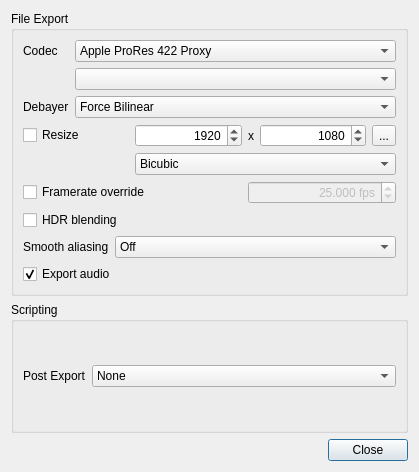
ilia3101/MLV-App, file platform/qt/ExportSettingsDialog.ui: the form before one commit.
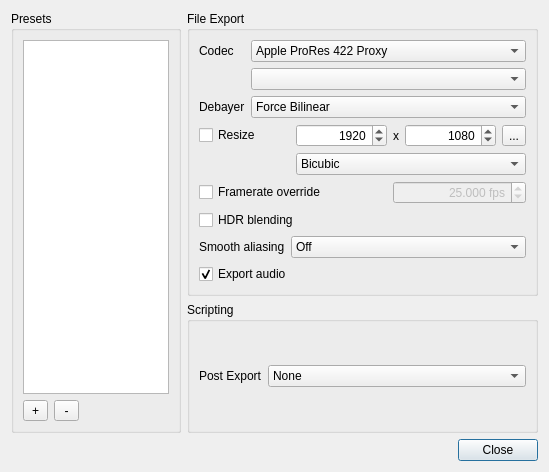
The form after the commit. Icons and pictures are not drawn.

Commit message: Added export preset list

Diff of the .ui file:
```diff
--- a/platform/qt/ExportSettingsDialog.ui
+++ b/platform/qt/ExportSettingsDialog.ui
@@ -6,7 +6,7 @@
    <rect>
     <x>0</x>
     <y>0</y>
-    <width>419</width>
+    <width>549</width>
     <height>472</height>
    </rect>
   </property>
@@ -19,8 +19,121 @@
   <property name="windowTitle">
    <string>Export Settings</string>
   </property>
-  <layout class="QVBoxLayout" name="verticalLayout">
-   <item>
+  <layout class="QGridLayout" name="gridLayout_7">
+   <item row="0" column="0" rowspan="2">
+    <widget class="QGroupBox" name="groupBox_2">
+     <property name="sizePolicy">
+      <sizepolicy hsizetype="Fixed" vsizetype="Preferred">
+       <horstretch>0</horstretch>
+       <verstretch>0</verstretch>
+      </sizepolicy>
+     </property>
+     <property name="maximumSize">
+      <size>
+       <width>170</width>
+       <height>16777215</height>
+      </size>
+     </property>
+     <property name="title">
+      <string>Presets</string>
+     </property>
+     <layout class="QGridLayout" name="gridLayout_6">
+      <item row="0" column="0">
+       <layout class="QGridLayout" name="gridLayout_5">
+        <item row="0" column="0" colspan="3">
+         <widget class="QListWidget" name="listWidget">
+          <property name="sizePolicy">
+           <sizepolicy hsizetype="Expanding" vsizetype="Expanding">
+            <horstretch>0</horstretch>
+            <verstretch>0</verstretch>
+           </sizepolicy>
+          </property>
+          <property name="maximumSize">
+           <size>
+            <width>16777215</width>
+            <height>16777215</height>
+           </size>
+          </property>
+          <property name="showDropIndicator" stdset="0">
+           <bool>false</bool>
+          </property>
+          <property name="defaultDropAction">
+           <enum>Qt::IgnoreAction</enum>
+          </property>
+          <property name="alternatingRowColors">
+           <bool>true</bool>
+          </property>
+          <property name="selectionBehavior">
+           <enum>QAbstractItemView::SelectRows</enum>
+          </property>
+          <property name="spacing">
+           <number>0</number>
+          </property>
+         </widget>
+        </item>
+        <item row="1" column="0">
+         <widget class="QToolButton" name="toolButtonAddPreset">
+          <property name="minimumSize">
+           <size>
+            <width>25</width>
+            <height>0</height>
+           </size>
+          </property>
+          <property name="maximumSize">
+           <size>
+            <width>25</width>
+            <height>16777215</height>
+           </size>
+          </property>
+          <property name="toolTip">
+           <string>Add and save current settings as preset</string>
+          </property>
+          <property name="text">
+           <string>+</string>
+          </property>
+         </widget>
+        </item>
+        <item row="1" column="1">
+         <widget class="QToolButton" name="toolButtonDeletePreset">
+          <property name="minimumSize">
+           <size>
+            <width>25</width>
+            <height>0</height>
+           </size>
+          </property>
+          <property name="maximumSize">
+           <size>
+            <width>25</width>
+            <height>16777215</height>
+           </size>
+          </property>
+          <property name="toolTip">
+           <string>Delete selected preset from list</string>
+          </property>
+          <property name="text">
+           <string>-</string>
+          </property>
+         </widget>
+        </item>
+        <item row="1" column="2">
+         <spacer name="horizontalSpacer_3">
+          <property name="orientation">
+           <enum>Qt::Horizontal</enum>
+          </property>
+          <property name="sizeHint" stdset="0">
+           <size>
+            <width>40</width>
+            <height>20</height>
+           </size>
+          </property>
+         </spacer>
+        </item>
+       </layout>
+      </item>
+     </layout>
+    </widget>
+   </item>
+   <item row="0" column="1">
     <widget class="QGroupBox" name="groupBox">
      <property name="title">
       <string>File Export</string>
@@ -423,7 +536,7 @@
      </layout>
     </widget>
    </item>
-   <item>
+   <item row="1" column="1">
     <widget class="QGroupBox" name="groupBoxScripting">
      <property name="title">
       <string>Scripting</string>
@@ -458,7 +571,7 @@
      </layout>
     </widget>
    </item>
-   <item>
+   <item row="2" column="0" colspan="2">
     <layout class="QHBoxLayout" name="horizontalLayout_2">
      <item>
       <spacer name="horizontalSpacer">
```
The commit also changes 2 other files.
